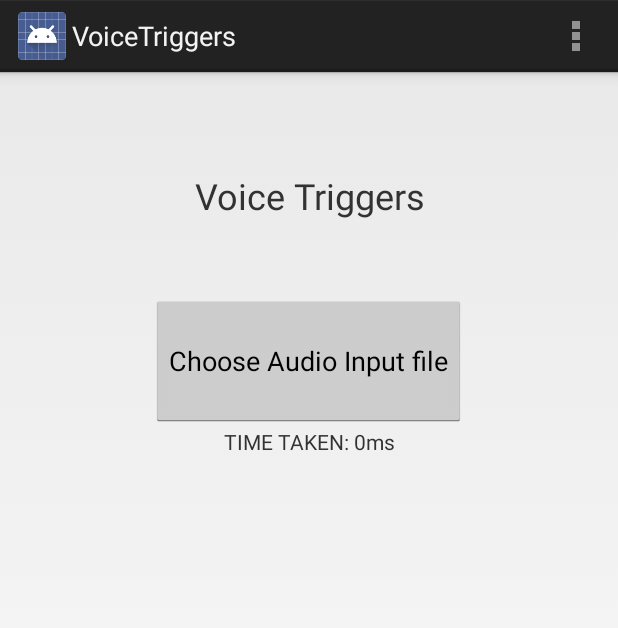
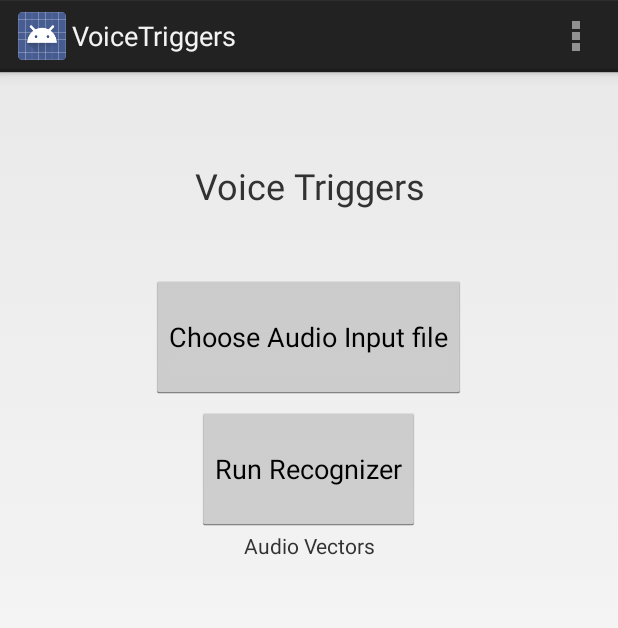
Before and after one commit to hannanabdul55/VoiceTriggers, an Android app: the screen it shows after launch (MainActivity), on a phone screen of 412 x 824 dp. Shown: the top 628 px of the screen. Run offline under Robolectric (Android 15) with nearby library versions, the phone set to English and light mode, and no system bars; network calls fail; pictures from the network do not load; 4 statements that could not run were skipped.

Commit message:
Fixed some errors and now shows the first sample number in the log.

```diff
--- a/app/src/main/java/com/example/voicetriggers/MainActivity.java
+++ b/app/src/main/java/com/example/voicetriggers/MainActivity.java
@@ -8,13 +8,9 @@ import android.util.Log;
 import android.view.Menu;
 
 import java.io.File;
-import java.io.FileWriter;
 import java.io.IOException;
-import java.io.InputStream;
 import java.net.MalformedURLException;
-import java.net.URI;
 import java.net.URL;
-import java.util.Arrays;
 
 import android.media.AudioManager;
 import android.view.View;
@@ -46,8 +42,8 @@ public class MainActivity extends Activity {
     Intent chooseInputFileIntent = null;
     boolean isFileChosen = false;
     public static Context con;
-
-
+    Button btn_run;
+    boolean isRecognizerInit = false;
     //SPHINX specific variables
     DataProcessor last_d;
     AudioFileDataSource dataSource;
@@ -60,36 +56,48 @@ public class MainActivity extends Activity {
 
     /**
      * @param savedInstanceState onCreate function
-     * @throws java.io.IOException when any of the files (Config file or Input file is not present
      */
     @Override
     protected void onCreate(Bundle savedInstanceState) {
         super.onCreate(savedInstanceState);
 		setContentView(R.layout.activity_main);
-        initActivityparams();
+        //Initialize the Activity layout fields
+        initActivityParams();
 
+        //Try Initializing the Sphinx parameters
         try {
             init_sphinx_params();
         } catch (IOException e) {
             Toast.makeText(this, "Unable to Initialize Sphinx parameters, try reinstalling the application", Toast.LENGTH_LONG).show();
-            ;
+            isRecognizerInit = false;
             Log.d("SPHINX_LOG", "PARAM_INIT_FAILURE");
             e.printStackTrace();
         }
         con = this;
-        Data d = last_d.getData();
-        Log.d("SPEECH_DATA", d.toString());
-        String str = "";
-        String tmp = "";
-        FileWriter writer;
+
+
+    }
+
+    public boolean start_recognition() {
+        if (!isRecognizerInit) {
+            Toast.makeText(this, "The recognizer failed to initialize. Please restart the app, if problem still persists, please reinstall the application", Toast.LENGTH_LONG).show();
+            return false;
+        } else if (!isFileChosen) {
+            Toast.makeText(this, "Please choose an audio file and continue", Toast.LENGTH_LONG).show();
+            return false;
+        }
+        //Start recognition after check for successful init of recognizer variables
+        Data d;
+        //Data d = last_d.getData();
+        //Log.d("SPEECH_DATA", d.toString());
         long time = System.currentTimeMillis();
         frontend.initialize();
         last_d = frontend.getLastDataProcessor();
         while (!((d = last_d.getData()) instanceof DataEndSignal)) {
 
             if (d instanceof FloatData) {
-                tmp = Arrays.toString(((FloatData) d).getValues()) + "\n";
-                //Log.d("SPEECH_LOG", tmp);
+                //tmp = Arrays.toString(((FloatData) d).getValues()) + "\n";
+                Log.d("SPEECH_LOG", Long.toString(((FloatData) d).getFirstSampleNumber()));
                 //str.append(Arrays.toString(((FloatData) d).getValues()) + "\n");
                 //str += tmp;
             } else if (d instanceof SpeechStartSignal) {
@@ -105,22 +113,19 @@ public class MainActivity extends Activity {
         }
         time = System.currentTimeMillis() - time;
         tv.setText("TIME TAKEN: " + time + "ms");
-        Toast.makeText(this, "Hello", Toast.LENGTH_SHORT).show();
-
-    }
-
-    public boolean start_recognition() {
-
         return false;
     }
 
     /**
      * Initialize the parameters used by the Activity class
      */
-    public void initActivityparams() {
+    public void initActivityParams() {
         manager = (AudioManager) getSystemService(AUDIO_SERVICE);
         tv = (TextView) findViewById(R.id.log);
         btn_choose = (Button) findViewById(R.id.button_choose);
+        btn_run = (Button) findViewById(R.id.btn_run);
+        btn_choose.setOnClickListener(new OnFileChooseListener());
+        btn_run.setOnClickListener(new OnRunClickListener());
     }
 
 
@@ -132,15 +137,14 @@ public class MainActivity extends Activity {
             audioURL = new File("/sdcard/Download/hello.wav").toURI().toURL();
 
         Log.d("AUDIO_URL", audioURL.getFile());
-        InputStream is = getResources().openRawResource(R.raw.hello);
 
         configURL = new File("/sdcard/Download/config.xml").toURI().toURL();
-        Log.d("CONFIG_URL_NULL", (configURL == null) ? "NULL" : "NOT_NULL");
 
         cm = new ConfigurationManager(configURL);
         frontend = (FrontEnd) cm.lookup("epFrontEnd");
         dataSource = (AudioFileDataSource) cm.lookup("audioFileDataSource");
         dataSource.setAudioFile(audioURL, null);
+        isRecognizerInit = true;
 
     }
 
@@ -154,9 +158,9 @@ public class MainActivity extends Activity {
 
 
     /**
-     * @param requestCode
-     * @param resultCode
-     * @param data
+     * @param requestCode the request code passed as argument when calling onActivityResult
+     * @param resultCode Result code for the request
+     * @param data The intent data in a bundle which consists if the resultant data
      * @see android.app.Activity for more info
      */
     @Override
@@ -165,11 +169,12 @@ public class MainActivity extends Activity {
             case Constant.RESULT_INPUT_FILE: {
                 try {
                     audioURL = new File(data.getData().getPath()).toURI().toURL();
+                    isFileChosen = true;
                 } catch (MalformedURLException e) {
                     e.printStackTrace();
                     audioURL = null;
                     Log.d("InputFileError", "Malformed URL Input file");
-                    isFileChosen = true;
+                    isFileChosen = false;
                 }
                 break;
             }
@@ -178,38 +183,38 @@ public class MainActivity extends Activity {
     }
 
 
-    /**
-     * Temporary function for doing some dummy stuff
-     */
-    private void helper() {
-        //            AudioFileDataSource dataSource = new AudioFileDataSource();
-//            DataBlocker blocker = new DataBlocker();
-//            SpeechClassifier sClassifier = new SpeechClassifier();
-//            NonSpeechDataFilter nSpeech = new NonSpeechDataFilter();
-//            SpeechMarker sMarker = new SpeechMarker();
-//            Preemphasizer preemp = new Preemphasizer();
-//            RaisedCosineWindower windower = new RaisedCosineWindower();
-//            DiscreteFourierTransform fft = new DiscreteFourierTransform();
-//            MelFrequencyFilterBank melFreq = new MelFrequencyFilterBank();
-//            DiscreteFourierTransform dct = new DiscreteFourierTransform();
-//            LiveCMN liveCMN = new LiveCMN();
-//            DeltasFeatureExtractor featext = new DeltasFeatureExtractor();
-//            List<DataProcessor> procs = new ArrayList<DataProcessor>();
-//            procs.add(dataSource);
-//            procs.add(sClassifier);
-//            procs.add(nSpeech);
-//            procs.add(sMarker);
-//            procs.add(preemp);
-//            procs.add(windower);
-//            procs.add(fft);
-//            procs.add(melFreq);
-//            procs.add(dct);
-//            procs.add(liveCMN);
-//            procs.add(featext);
-//            dataSource.setAudioFile(audioURL, null);
-//            FrontEnd frontend = new FrontEnd(procs);
-
-    }
+//    /**
+//     * Temporary function for doing some dummy stuff
+//     */
+//    private void helper() {
+//        //            AudioFileDataSource dataSource = new AudioFileDataSource();
+////            DataBlocker blocker = new DataBlocker();
+////            SpeechClassifier sClassifier = new SpeechClassifier();
+////            NonSpeechDataFilter nSpeech = new NonSpeechDataFilter();
+////            SpeechMarker sMarker = new SpeechMarker();
+////            Preemphasizer preemp = new Preemphasizer();
+////            RaisedCosineWindower windower = new RaisedCosineWindower();
+////            DiscreteFourierTransform fft = new DiscreteFourierTransform();
+////            MelFrequencyFilterBank melFreq = new MelFrequencyFilterBank();
+////            DiscreteFourierTransform dct = new DiscreteFourierTransform();
+////            LiveCMN liveCMN = new LiveCMN();
+////            DeltasFeatureExtractor featext = new DeltasFeatureExtractor();
+////            List<DataProcessor> procs = new ArrayList<DataProcessor>();
+////            procs.add(dataSource);
+////            procs.add(sClassifier);
+////            procs.add(nSpeech);
+////            procs.add(sMarker);
+////            procs.add(preemp);
+////            procs.add(windower);
+////            procs.add(fft);
+////            procs.add(melFreq);
+////            procs.add(dct);
+////            procs.add(liveCMN);
+////            procs.add(featext);
+////            dataSource.setAudioFile(audioURL, null);
+////            FrontEnd frontend = new FrontEnd(procs);
+//
+//    }
 
 
     class OnFileChooseListener implements View.OnClickListener {
@@ -217,9 +222,18 @@ public class MainActivity extends Activity {
         @Override
         public void onClick(View v) {
             chooseInputFileIntent = new Intent(Intent.ACTION_GET_CONTENT);
-            chooseInputFileIntent.setType("audio.x-wav");
+            chooseInputFileIntent.setType("audio/x-wav");
             startActivityForResult(chooseInputFileIntent, Constant.RESULT_INPUT_FILE);
             Log.d("FILE_CHOOSE_CLICK", "File Choose Intent shown");
         }
     }
+
+    class OnRunClickListener implements View.OnClickListener {
+
+        @Override
+        public void onClick(View v) {
+            Log.d("SPHINX_LOG", "RECOGNIZER_STARTED");
+            start_recognition();
+        }
+    }
 }
--- a/app/src/main/res/layout/activity_main.xml
+++ b/app/src/main/res/layout/activity_main.xml
@@ -25,6 +25,15 @@
         android:layout_gravity="center_horizontal"
         android:layout_weight="2" />
 
+    <Button
+        android:layout_width="wrap_content"
+        android:layout_height="wrap_content"
+        android:text="Run Recognizer"
+        android:layout_gravity="center_horizontal"
+        android:id="@+id/btn_run"
+        android:layout_weight="2"
+        android:layout_marginTop="5dp" />
+
     <ScrollView
         android:layout_width="match_parent"
         android:layout_height="wrap_content"
```
